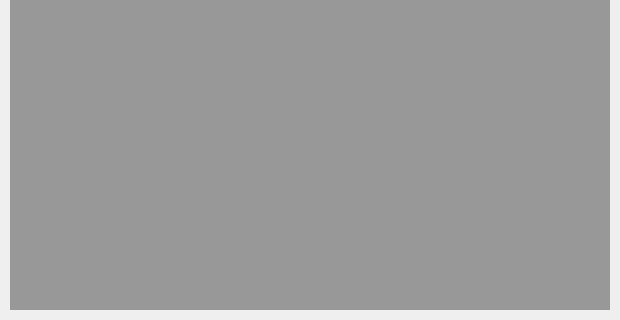
The window that android/android-emu/android/skin/qt/extended-pages/finger-page.ui (aosp-mirror/platform_external_qemu) describes before a commit, drawn with Qt 5; both pictures show x 0 to 620 and y 280 to 600 of the 620 by 600 pixel window.
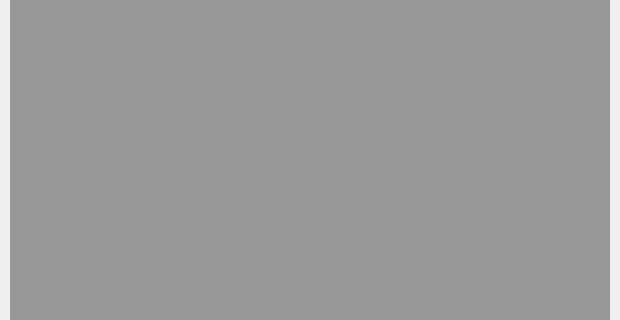
The same window after the commit. Custom widgets are drawn as their Qt base class.

```diff
--- a/android/android-emu/android/skin/qt/extended-pages/finger-page.ui
+++ b/android/android-emu/android/skin/qt/extended-pages/finger-page.ui
@@ -19,7 +19,7 @@
      <x>10</x>
      <y>10</y>
      <width>600</width>
-     <height>580</height>
+     <height>600</height>
     </rect>
    </property>
    <property name="font">
```
